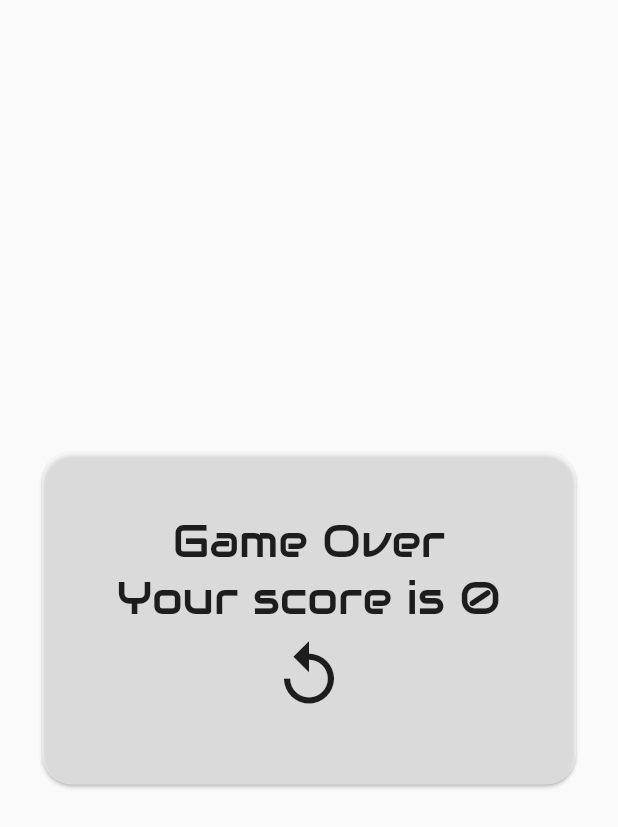
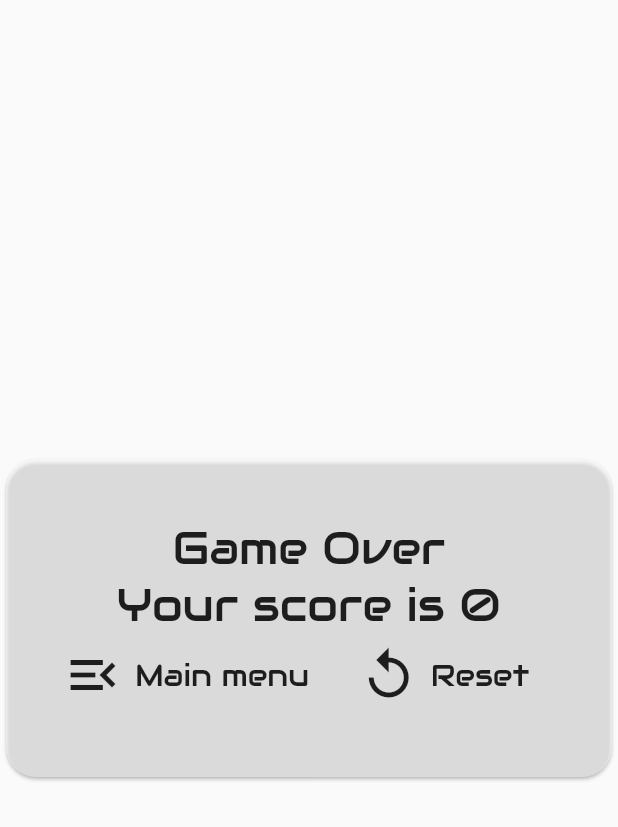
Before and after one commit to madhank93/flutter_flappy_bird, a Flutter app: the GameOverMenu widget shown alone on an empty page, opened directly with empty values, on a phone screen of 412 x 824 dp. Shown: the top 827 px of the screen. Run offline on Flutter 3.47's test engine with Material 2 defaults, Android fonts, the phone set to English and light mode, and no system bars; missing offline and left inert: flame.

Commit message:
feat: added an option to head back to main menu

```diff
--- a/lib/widgets/game_over_menu.dart
+++ b/lib/widgets/game_over_menu.dart
@@ -1,3 +1,4 @@
+import 'package:flappy_bird/screens/main_menu.dart';
 import 'package:flutter/material.dart';
 
 class GameOverMenu extends StatelessWidget {
@@ -16,7 +17,7 @@ class GameOverMenu extends StatelessWidget {
         color: Colors.white.withOpacity(0.5),
         child: Padding(
           padding: const EdgeInsets.symmetric(
-            horizontal: 50,
+            horizontal: 30,
             vertical: 40,
           ),
           child: Column(
@@ -31,12 +32,41 @@ class GameOverMenu extends StatelessWidget {
                 "Your score is $score",
                 style: TextStyle(fontSize: 30),
               ),
-              IconButton(
-                  iconSize: 50,
-                  icon: Icon(Icons.replay),
-                  onPressed: () {
-                    onPressed.call();
-                  })
+              Row(
+                children: [
+                  IconButton(
+                    icon: Icon(Icons.menu_open),
+                    iconSize: 40,
+                    onPressed: () {
+                      Navigator.of(context).pushReplacement(
+                        MaterialPageRoute(
+                          builder: (context) {
+                            return MainMenu();
+                          },
+                        ),
+                      );
+                    },
+                  ),
+                  Text(
+                    "Main menu",
+                    style: TextStyle(fontSize: 20),
+                  ),
+                  SizedBox(
+                    width: 25,
+                  ),
+                  IconButton(
+                    iconSize: 40,
+                    icon: Icon(Icons.replay),
+                    onPressed: () {
+                      onPressed.call();
+                    },
+                  ),
+                  Text(
+                    "Reset",
+                    style: TextStyle(fontSize: 20),
+                  )
+                ],
+              )
             ],
           ),
         ),
```
